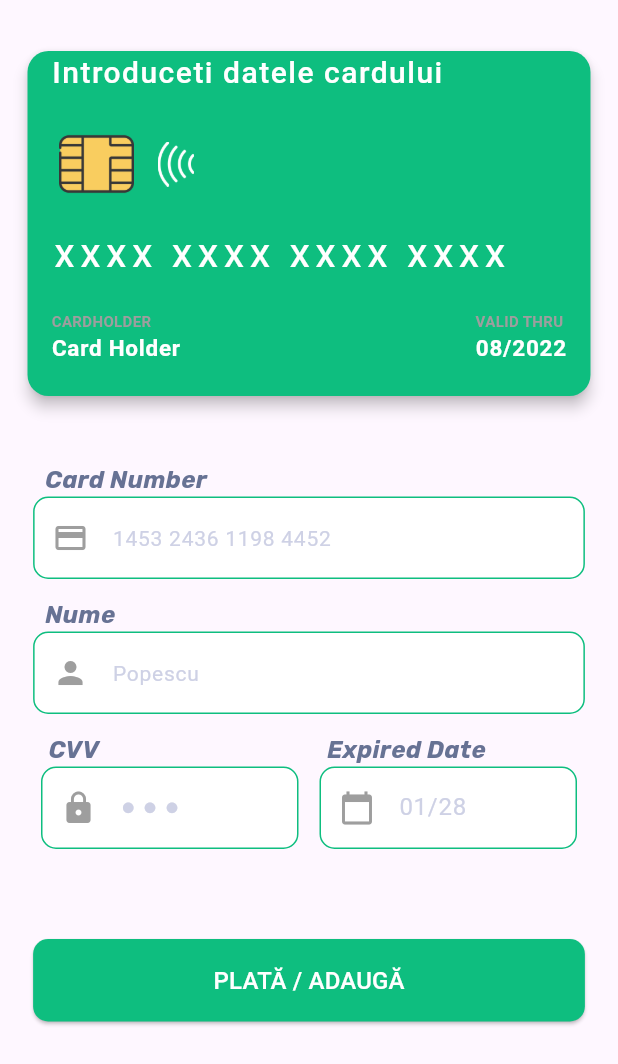
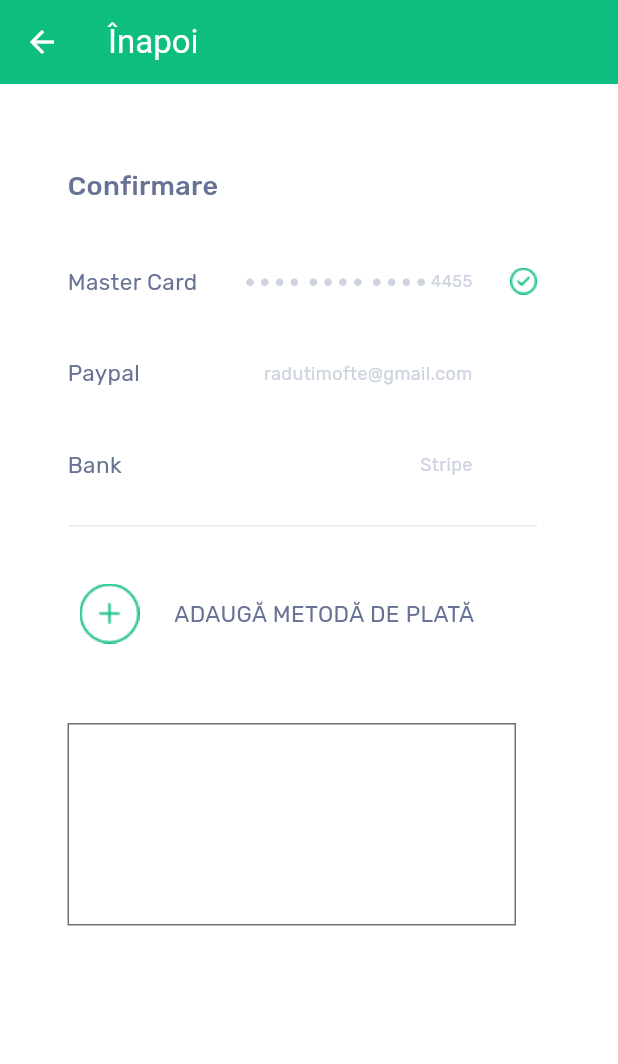
Before and after one commit to Badescuandrei/sos_bebe_app, a Flutter app: the screen it shows after launch, on a phone screen of 412 x 824 dp. Shown: the top 1064 px of the screen. Run offline on Flutter 3.47's test engine with Material 2 defaults, Android fonts, the phone set to English and light mode, and no system bars; drawn by our look-alikes of flip_card; our stand-ins replace auto_size_text, flutter_switch, google_fonts; missing offline and left inert: flutter_stripe, patterns_canvas, stripe_android.

Commit message:
ecran confirmare si modificari la cele anterioare

```diff
--- a/lib/adauga_metoda_plata_screen.dart
+++ b/lib/adauga_metoda_plata_screen.dart
@@ -31,6 +31,16 @@ class _AdaugaMetodaPlataScreenState extends State<AdaugaMetodaPlataScreen> {
   @override
   Widget build(BuildContext context) {
     return Scaffold(
+      appBar: AppBar(
+        title: const Text('Înapoi'),
+        backgroundColor: const Color.fromRGBO(14, 190, 127, 1),
+        foregroundColor: Colors.white,
+        leading: const BackButton(
+          color: Colors.white,
+        ),
+      ),
+      //end added by George Valentin Iordache
+      backgroundColor: Colors.white,
       body: SafeArea(
         child: SingleChildScrollView(
           child: Column(
@@ -138,7 +148,7 @@ class _AdaugaMetodaPlataScreenState extends State<AdaugaMetodaPlataScreen> {
                 children:[
                   const SizedBox(width: 30,),
                   Text('Card Number',
-                    style: GoogleFonts.rubik(color:const Color.fromRGBO(103, 114, 148, 1), fontWeight: FontWeight.w700, fontSize: 16, fontStyle: FontStyle.italic,),
+                    style: GoogleFonts.rubik(color:const Color.fromRGBO(103, 114, 148, 1), fontWeight: FontWeight.w400, fontSize: 16,),
                   ),
                 ],
               ),
@@ -203,7 +213,7 @@ class _AdaugaMetodaPlataScreenState extends State<AdaugaMetodaPlataScreen> {
                 children:[
                   const SizedBox(width: 30,),
                   Text('Nume',
-                    style: GoogleFonts.rubik(color:const Color.fromRGBO(103, 114, 148, 1), fontWeight: FontWeight.w700, fontSize: 16, fontStyle: FontStyle.italic,),
+                    style: GoogleFonts.rubik(color:const Color.fromRGBO(103, 114, 148, 1), fontWeight: FontWeight.w400, fontSize: 16,),
                   ),
                 ],
               ),
@@ -269,7 +279,7 @@ class _AdaugaMetodaPlataScreenState extends State<AdaugaMetodaPlataScreen> {
                         children:[
                           const SizedBox(width: 5,),
                           Text('CVV',
-                            style: GoogleFonts.rubik(color:const Color.fromRGBO(103, 114, 148, 1), fontWeight: FontWeight.w700, fontSize: 16, fontStyle: FontStyle.italic,),
+                            style: GoogleFonts.rubik(color:const Color.fromRGBO(103, 114, 148, 1), fontWeight: FontWeight.w400, fontSize: 16,),
                           ),
                         ],
                       ),
@@ -339,7 +349,7 @@ class _AdaugaMetodaPlataScreenState extends State<AdaugaMetodaPlataScreen> {
                         children:[
                           const SizedBox(width: 5),
                           Text('Expired Date',
-                            style: GoogleFonts.rubik(color:const Color.fromRGBO(103, 114, 148, 1), fontWeight: FontWeight.w700, fontSize: 16, fontStyle: FontStyle.italic,),
+                            style: GoogleFonts.rubik(color:const Color.fromRGBO(103, 114, 148, 1), fontWeight: FontWeight.w400, fontSize: 16,),
                           ),
                         ],
                       ),
--- a/lib/components/master_card.dart
+++ b/lib/components/master_card.dart
@@ -1,4 +1,5 @@
 import 'package:flutter/material.dart';
+import 'package:google_fonts/google_fonts.dart';
 
 Card buildCreditCard({
   required Color color,
@@ -22,21 +23,15 @@ Card buildCreditCard({
           Row(
             mainAxisAlignment: MainAxisAlignment.spaceBetween,
             children: [
-              const Text(
+              Text(
                 'Introduceti datele cardului',
-                style: TextStyle(
-                  color: Colors.white,
-                  fontSize: 20,
-                  fontWeight: FontWeight.w500,
-                  letterSpacing: 1,
-                ),
+                style: GoogleFonts.rubik(color:const Color.fromRGBO(103, 114, 148, 1), fontWeight: FontWeight.w500, fontSize: 18),
               ),
-              /*Image.asset(
-                "assets/logos/mastercard.png",
+              Image.asset(
+                "assets/images/mastercard.png",
                 height: 60,
                 width: 60,
               ),
-              */
             ],
           ),
           Row(
--- /dev/null
+++ b/lib/confirmare_screen.dart
@@ -0,0 +1,138 @@
+import 'package:flutter/material.dart';
+import 'package:google_fonts/google_fonts.dart';
+//import 'package:sos_bebe_app/register.dart';
+import 'package:sos_bebe_app/utils/utils_widgets.dart';
+
+
+class ConfirmareScreen extends StatelessWidget {
+
+  final bool correctCard;
+
+  const ConfirmareScreen({super.key, required this.correctCard});
+
+  @override
+  Widget build(BuildContext context) {
+    return Scaffold(
+      appBar: AppBar(
+        title: const Text('Înapoi'),
+        backgroundColor: const Color.fromRGBO(14, 190, 127, 1),
+        foregroundColor: Colors.white,
+        leading: const BackButton(
+          color: Colors.white,
+        ),
+      ),
+      backgroundColor: Colors.white,
+      body: SafeArea(
+        child: Padding(
+        padding: const EdgeInsets.symmetric(horizontal: 30),
+        child: Column(
+            mainAxisAlignment: MainAxisAlignment.start,
+            crossAxisAlignment: CrossAxisAlignment.start,
+            children: [
+              const SizedBox(height: 55),
+              Row(
+                children: [
+                  const SizedBox(width: 15),
+                  Text('Confirmare',
+                    style: GoogleFonts.rubik(color:const Color.fromRGBO(103, 114, 148, 1), fontWeight: FontWeight.w500, fontSize: 18,
+                    ),
+                  ),
+                ],
+              ),
+              const SizedBox(height: 40),
+              Row(
+                mainAxisAlignment: MainAxisAlignment.start,
+                children: [
+                  const SizedBox(width:15),
+                  SizedBox(
+                    width: 270,
+                    child: Row(
+                      mainAxisAlignment: MainAxisAlignment.spaceBetween,
+                      crossAxisAlignment: CrossAxisAlignment.center,
+                      children:[
+                        Text('Master Card', style: GoogleFonts.rubik(color:const Color.fromRGBO(103, 114, 148, 1), fontWeight: FontWeight.w400, fontSize: 15,),),
+                        Text('● ● ● ●  ● ● ● ●  ● ● ● ● 4455', style: GoogleFonts.rubik(color:const Color.fromRGBO(205, 211, 223, 1), fontWeight: FontWeight.w400, fontSize: 11,),),
+                      ],
+                    ),
+                  ),
+                  const SizedBox(width:25),
+                  correctCard? Image.asset(
+                    "assets/images/correct.png",
+                    //height: 18,
+                    //width: 18,
+                  ) : const SizedBox(),
+                ],
+              ),
+              const SizedBox(height:40),
+              Row(
+                mainAxisAlignment: MainAxisAlignment.start,
+                children: [
+                  const SizedBox(width:15),
+                  SizedBox(
+                    width: 270,
+                    child: Row(
+                      mainAxisAlignment: MainAxisAlignment.spaceBetween,
+                      crossAxisAlignment: CrossAxisAlignment.center,
+                      children:[
+                        Text('Paypal', style: GoogleFonts.rubik(color:const Color.fromRGBO(103, 114, 148, 1), fontWeight: FontWeight.w400, fontSize: 15,),),
+                        Text('radutimofte@gmail.com', style: GoogleFonts.rubik(color:const Color.fromRGBO(205, 211, 223, 1), fontWeight: FontWeight.w400, fontSize: 12,),),
+                      ],
+                    ),
+                  ),
+                ],
+              ),
+              const SizedBox(height:40),
+              Row(
+                mainAxisAlignment: MainAxisAlignment.start,
+                children: [
+                  const SizedBox(width:15),
+                  SizedBox(
+                    width: 270,
+                    child: Row(
+                      mainAxisAlignment: MainAxisAlignment.spaceBetween,
+                      crossAxisAlignment: CrossAxisAlignment.center,
+                      children:[
+                        Text('Bank', style: GoogleFonts.rubik(color:const Color.fromRGBO(103, 114, 148, 1), fontWeight: FontWeight.w400, fontSize: 15,),),
+                        Text('Stripe', style: GoogleFonts.rubik(color:const Color.fromRGBO(205, 211, 223, 1), fontWeight: FontWeight.w400, fontSize: 12,),),
+                      ],
+                    ),
+                  ),
+                ],
+              ),
+              const SizedBox(height: 30),
+              Row(
+                children: [
+                  const SizedBox(width: 15),
+                  customDividerConfirmareScreen(),
+                ],
+              ),
+              const SizedBox(height: 30),
+              Row(
+                mainAxisAlignment: MainAxisAlignment.start,
+                children: [
+                  const SizedBox(width:15),
+                  IconButton(
+                    icon: Image.asset('assets/images/adauga.png'),
+                    //iconSize: 50, maybe modifiy the size
+                    onPressed: () {},
+                  ),
+                  const SizedBox(width:15),
+                  Text('ADAUGĂ METODĂ DE PLATĂ', style: GoogleFonts.rubik(color:const Color.fromRGBO(103, 114, 148, 1), fontWeight: FontWeight.w400, fontSize: 15,),),
+                ],
+              ),
+              const SizedBox(height: 30),
+              Container(
+                height: 135.0,
+                width: 299.0,
+                margin: const EdgeInsets.all(15.0),
+                decoration: BoxDecoration(
+                  border: Border.all(color: const Color.fromRGBO(112, 112, 112, 1))
+                ),
+              ),
+            ],
+          ),
+        ),
+      ),
+    );
+  }
+}
--- a/lib/confirmare_servicii_screen.dart
+++ b/lib/confirmare_servicii_screen.dart
@@ -30,7 +30,7 @@ class ConfirmareServiciiScreen extends StatelessWidget {
             children: [
               const SizedBox(height: 55),
               Text('Confirma plata',
-                style: GoogleFonts.rubik(color:const Color.fromRGBO(103, 114, 148, 1), fontWeight: FontWeight.w500, fontSize: 18, fontStyle: FontStyle.italic,
+                style: GoogleFonts.rubik(color:const Color.fromRGBO(103, 114, 148, 1), fontWeight: FontWeight.w500, fontSize: 18,
                 ),
               ),
               const SizedBox(height: 40),
@@ -59,13 +59,13 @@ class ConfirmareServiciiScreen extends StatelessWidget {
                           crossAxisAlignment: CrossAxisAlignment.start,
                           children: [
                             const SizedBox(height:15),
-                            Text('Servicii Pediatrie', style: GoogleFonts.rubik(color:const Color.fromRGBO(255, 255, 255, 1), fontWeight: FontWeight.w700, fontSize: 14, fontStyle: FontStyle.italic,),),
+                            Text('Servicii Pediatrie', style: GoogleFonts.rubik(color:const Color.fromRGBO(255, 255, 255, 1), fontWeight: FontWeight.w700, fontSize: 14,),),
                             const SizedBox(height:10),
                             SizedBox(
                               width: 222,
                               child: Text('Primiți o recomandare și rețetă medicală',
                                 maxLines: 2,
-                                style: GoogleFonts.rubik(color:const Color.fromRGBO(255, 255, 255, 1), fontWeight: FontWeight.w700, fontSize: 13, fontStyle: FontStyle.italic,),
+                                style: GoogleFonts.rubik(color:const Color.fromRGBO(255, 255, 255, 1), fontWeight: FontWeight.w300, fontSize: 13,),
                               ),
                             ),
                           ],
@@ -80,14 +80,14 @@ class ConfirmareServiciiScreen extends StatelessWidget {
                               height: 38,
                               child:
                               Text('99,9',
-                                style: GoogleFonts.rubik(color:const Color.fromRGBO(255, 255, 255, 1), fontWeight: FontWeight.w500, fontSize: 32, fontStyle: FontStyle.italic,),
+                                style: GoogleFonts.rubik(color:const Color.fromRGBO(255, 255, 255, 1), fontWeight: FontWeight.w400, fontSize: 32,),
                               ),
                             ),
                             Row(
                               mainAxisAlignment: MainAxisAlignment.start,
                               children:[
                                 const SizedBox(width: 40),
-                                Text('RON', style: GoogleFonts.rubik(color:const Color.fromRGBO(255, 255, 255, 1), fontWeight: FontWeight.w700, fontSize: 9, fontStyle: FontStyle.italic,),),
+                                Text('RON', style: GoogleFonts.rubik(color:const Color.fromRGBO(255, 255, 255, 1), fontWeight: FontWeight.w300, fontSize: 9,),),
                               ],
                             ),
                           ],
@@ -108,8 +108,8 @@ class ConfirmareServiciiScreen extends StatelessWidget {
                       mainAxisAlignment: MainAxisAlignment.spaceBetween,
                       crossAxisAlignment: CrossAxisAlignment.center,
                       children:[
-                        Text('Subtotal', style: GoogleFonts.rubik(color:const Color.fromRGBO(103, 114, 148, 1), fontWeight: FontWeight.w700, fontSize: 16, fontStyle: FontStyle.italic,),),
-                        Text('99.9 RON', style: GoogleFonts.rubik(color:const Color.fromRGBO(103, 114, 148, 1), fontWeight: FontWeight.w700, fontSize: 14, fontStyle: FontStyle.italic,),),
+                        Text('Subtotal', style: GoogleFonts.rubik(color:const Color.fromRGBO(103, 114, 148, 1), fontWeight: FontWeight.w400, fontSize: 16,),),
+                        Text('99.9 RON', style: GoogleFonts.rubik(color:const Color.fromRGBO(103, 114, 148, 1), fontWeight: FontWeight.w300, fontSize: 14,),),
                       ],
                     ),
                   ),
@@ -128,8 +128,8 @@ class ConfirmareServiciiScreen extends StatelessWidget {
                       mainAxisAlignment: MainAxisAlignment.spaceBetween,
                       crossAxisAlignment: CrossAxisAlignment.center,
                       children:[
-                        Text('Total', style: GoogleFonts.rubik(color:const Color.fromRGBO(103, 114, 148, 1), fontWeight: FontWeight.w700, fontSize: 16, fontStyle: FontStyle.italic,),),
-                        Text('99.9 RON', style: GoogleFonts.rubik(color:const Color.fromRGBO(103, 114, 148, 1), fontWeight: FontWeight.w700, fontSize: 18, fontStyle: FontStyle.italic,),),
+                        Text('Total', style: GoogleFonts.rubik(color:const Color.fromRGBO(103, 114, 148, 1), fontWeight: FontWeight.w400, fontSize: 16,),),
+                        Text('99.9 RON', style: GoogleFonts.rubik(color:const Color.fromRGBO(103, 114, 148, 1), fontWeight: FontWeight.w400, fontSize: 18,),),
                       ],
                     ),
                   ),
@@ -157,7 +157,7 @@ class ConfirmareServiciiScreen extends StatelessWidget {
                       borderRadius: BorderRadius.circular(10),
                     )),
                 child: Text('CONFIRMĂ PLATA',
-                    style: GoogleFonts.rubik(color: Colors.white, fontWeight: FontWeight.w500, fontSize: 16, fontStyle: FontStyle.italic,)),
+                    style: GoogleFonts.rubik(color: Colors.white, fontWeight: FontWeight.w500, fontSize: 16,)),
               ),
             ],
           ),
--- a/lib/main.dart
+++ b/lib/main.dart
@@ -2,7 +2,8 @@ import 'package:flutter/material.dart';
 import 'package:flutter_stripe/flutter_stripe.dart';
 //import 'package:sos_bebe_app/intro_screen.dart';
 //import  'package:sos_bebe_app/confirmare_servicii_screen.dart';
-import  'package:sos_bebe_app/adauga_metoda_plata_screen.dart';
+//import  'package:sos_bebe_app/adauga_metoda_plata_screen.dart';
+import  'package:sos_bebe_app/confirmare_screen.dart';
 //import  'package:sos_bebe_app/payment_screen.dart';
 
 void main() {
@@ -27,7 +28,8 @@ class MyApp extends StatelessWidget {
       //home: const IntroScreen(),
       //home: const ConfirmareServiciiScreen(),
       //home: const PaymentScreen(),
-      home: const AdaugaMetodaPlataScreen(),
+      //home: const AdaugaMetodaPlataScreen(),
+      home: const ConfirmareScreen(correctCard: true,),
     );
 
   }
--- a/lib/utils/utils_widgets.dart
+++ b/lib/utils/utils_widgets.dart
@@ -16,3 +16,16 @@ Padding customDividerConfirmareServicii() {
     ),
   );
 }
+
+
+Padding customDividerConfirmareScreen() {
+  return Padding(
+    padding: const EdgeInsets.symmetric(horizontal:1.0),
+    child: Container(
+      height: 1.0,
+      width: 312.0,
+      //color:Colors.black12,
+      color: const Color.fromRGBO(6, 39, 55, 0.1)
+    ),
+  );
+}
```
Also changed, not shown: assets/images/adauga.png (added), assets/images/correct.png (added), assets/images/mastercard.png (added).
